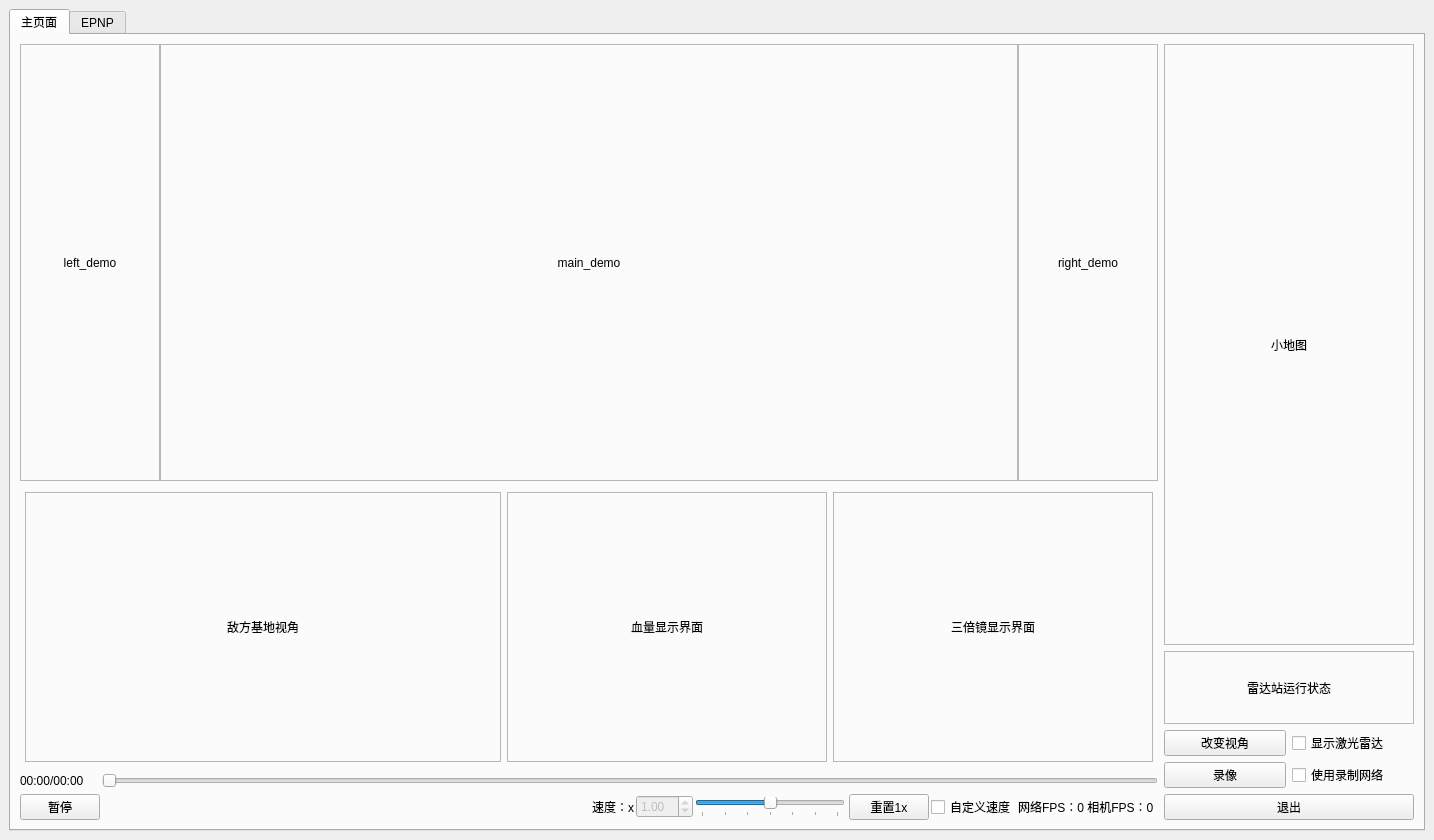
First picture: the form in ui/mainwindow/qt_gen.ui, repository shirok1/radar_py, before the edit.
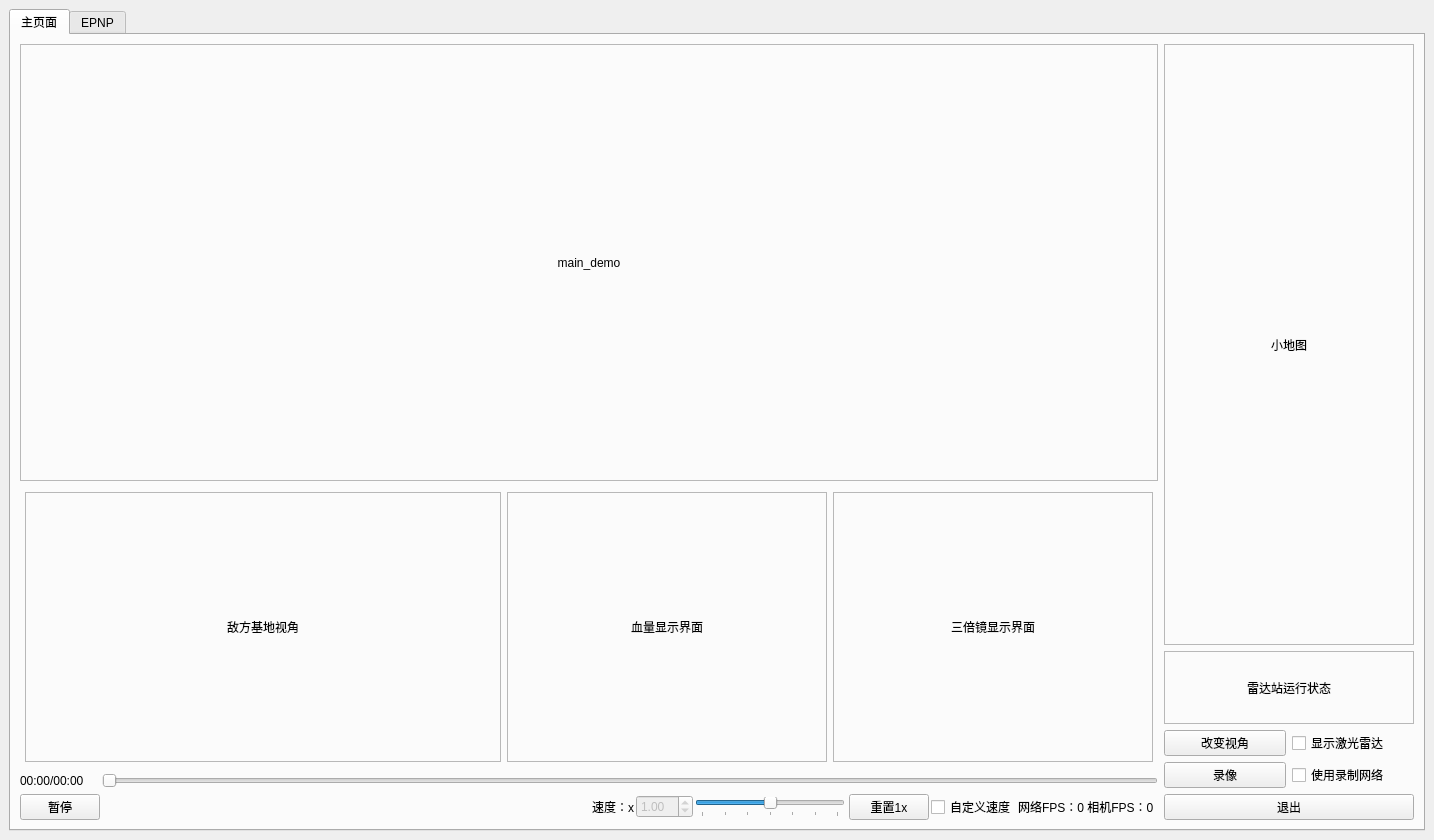
Second picture: the form after the edit.

Commit message: feat(ui): 删除未使用的 left_demo 与 right_demo

Diff of the .ui file:
```diff
--- a/ui/mainwindow/qt_gen.ui
+++ b/ui/mainwindow/qt_gen.ui
@@ -132,32 +132,13 @@
          </layout>
         </item>
         <item row="0" column="0">
-         <layout class="QHBoxLayout" name="horizontalLayout_4" stretch="1,8,1">
+         <layout class="QHBoxLayout" name="horizontalLayout_4" stretch="8">
           <property name="spacing">
            <number>0</number>
           </property>
           <property name="sizeConstraint">
            <enum>QLayout::SetMinimumSize</enum>
           </property>
-          <item>
-           <widget class="QLabel" name="left_demo">
-            <property name="minimumSize">
-             <size>
-              <width>140</width>
-              <height>400</height>
-             </size>
-            </property>
-            <property name="frameShape">
-             <enum>QFrame::StyledPanel</enum>
-            </property>
-            <property name="text">
-             <string>left_demo</string>
-            </property>
-            <property name="alignment">
-             <set>Qt::AlignCenter</set>
-            </property>
-           </widget>
-          </item>
           <item>
            <widget class="QLabel" name="main_demo">
             <property name="minimumSize">
@@ -177,25 +158,6 @@
             </property>
            </widget>
           </item>
-          <item>
-           <widget class="QLabel" name="right_demo">
-            <property name="minimumSize">
-             <size>
-              <width>140</width>
-              <height>400</height>
-             </size>
-            </property>
-            <property name="frameShape">
-             <enum>QFrame::StyledPanel</enum>
-            </property>
-            <property name="text">
-             <string>right_demo</string>
-            </property>
-            <property name="alignment">
-             <set>Qt::AlignCenter</set>
-            </property>
-           </widget>
-          </item>
          </layout>
         </item>
         <item row="2" column="0">
```
The commit also changes 2 other files.
